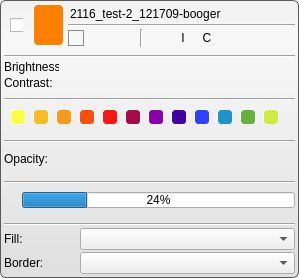
Before: the Qt Designer form Interface/AppInterface/LayerWidget.ui in jessdtate/Seg3D, drawn with Qt 5.
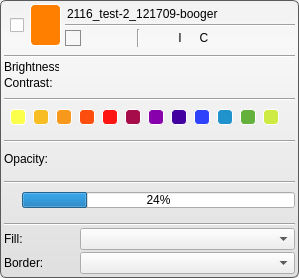
After: the same form once the commit is applied. Icons and pictures are not drawn.

Patch:
```diff
--- a/Interface/AppInterface/LayerWidget.ui
+++ b/Interface/AppInterface/LayerWidget.ui
@@ -347,7 +347,7 @@
        <widget class="QWidget" name="header_" native="true">
         <layout class="QHBoxLayout" name="horizontalLayout_4">
          <property name="spacing">
-          <number>4</number>
+          <number>0</number>
          </property>
          <property name="margin">
           <number>4</number>
@@ -503,7 +503,16 @@
             <property name="spacing">
              <number>2</number>
             </property>
-            <property name="margin">
+            <property name="leftMargin">
+             <number>4</number>
+            </property>
+            <property name="topMargin">
+             <number>0</number>
+            </property>
+            <property name="rightMargin">
+             <number>0</number>
+            </property>
+            <property name="bottomMargin">
              <number>0</number>
             </property>
             <item>
@@ -877,7 +886,7 @@
                  </property>
                  <property name="sizeHint" stdset="0">
                   <size>
-                   <width>40</width>
+                   <width>0</width>
                    <height>20</height>
                   </size>
                  </property>
```
